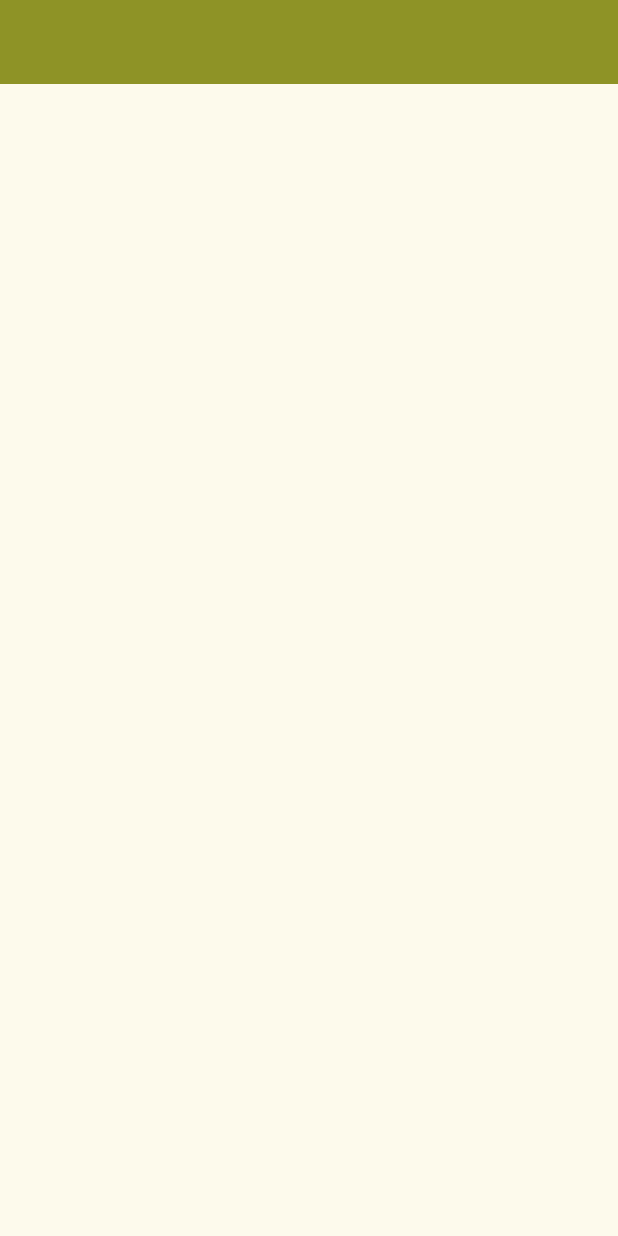
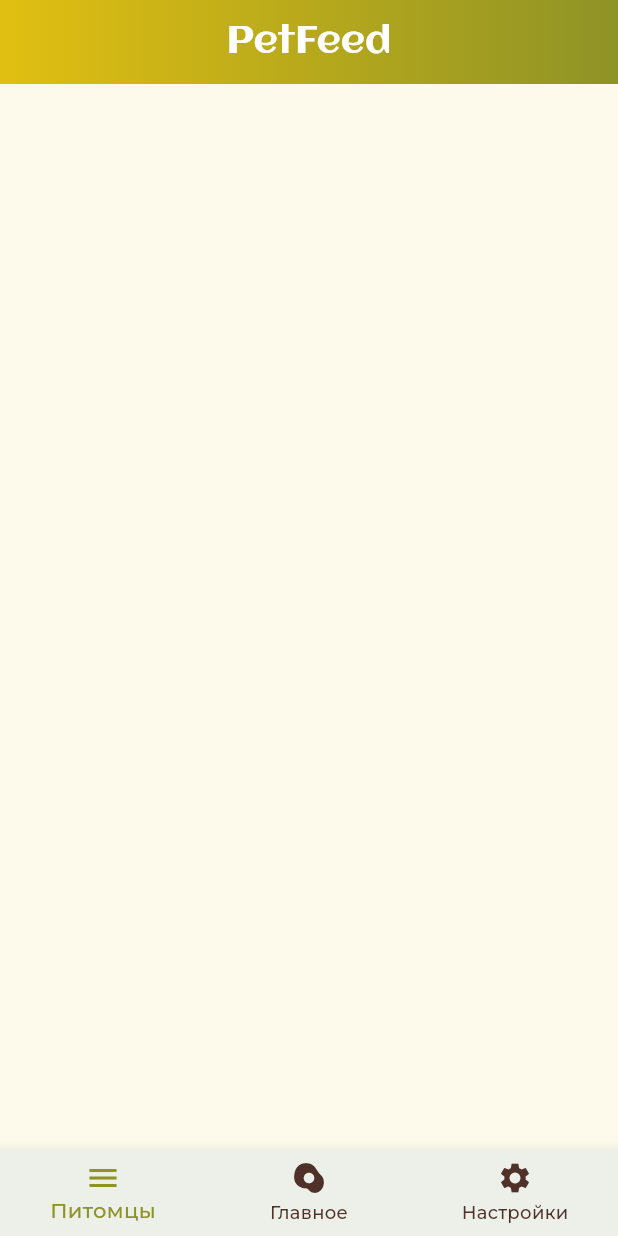
Before and after one commit to vdovikova/PetFeed, a Flutter app: the screen it shows after launch, on a phone screen of 412 x 824 dp. Run offline on Flutter 3.47's test engine with Material 3 defaults, Android fonts, the phone set to English and light mode, and no system bars; project files that could hold a hidden picture were left out.

Commit message:
Added prototype of app- and navigation bar

```diff
--- a/pet_feed/lib/design/colors.dart
+++ b/pet_feed/lib/design/colors.dart
@@ -7,3 +7,5 @@ const Color mainGreenColor = Color(0xFF8E9326);
 const Color textColor = Color(0xFF4F3129);
 const Color bottomNavBarColor = Color(0xFFEDF0E8);
 const Color dangerColor = Color(0xFFE64646);
+
+final gradientColorList = <Color>[mainYellowColor, mainGreenColor];
--- a/pet_feed/lib/main.dart
+++ b/pet_feed/lib/main.dart
@@ -9,7 +9,6 @@ void main() {
 class MyApp extends StatelessWidget {
   const MyApp({super.key});
 
-  // This widget is the root of your application.
   @override
   Widget build(BuildContext context) {
     return MaterialApp(
@@ -19,6 +18,6 @@ class MyApp extends StatelessWidget {
           useMaterial3: true,
         ),
         home: const HomePage(),
-    );
+        debugShowCheckedModeBanner: false);
   }
 }
--- a/pet_feed/lib/profile_page.dart
+++ b/pet_feed/lib/profile_page.dart
@@ -1,5 +1,8 @@
+import 'dart:ui';
+
+import 'package:flutter/cupertino.dart';
 import 'package:flutter/material.dart';
-import 'package:pet_feed/main.dart';
+import 'package:flutter/widgets.dart';
 import 'package:pet_feed/design/colors.dart';
 
 class HomePage extends StatelessWidget {
@@ -7,14 +10,46 @@ class HomePage extends StatelessWidget {
 
   @override
   Widget build(BuildContext context) {
-    final theme = Theme.of(context);
-    return const Scaffold(
-        body: CustomScrollView(
-      slivers: [
-        SliverAppBar(
-          backgroundColor: mainGreenColor,
-        )
-      ],
-    ));
+    return Scaffold(
+      body: CustomScrollView(
+        slivers: <Widget>[
+          SliverAppBar(
+            pinned: true,
+            snap: true,
+            floating: true,
+            flexibleSpace: Container(
+              decoration: const BoxDecoration(
+                gradient: LinearGradient(
+                  colors: [
+                    mainYellowColor,
+                    mainGreenColor,
+                  ],
+                ),
+              ),
+            ),
+            centerTitle: true,
+            title: const Text(
+              'PetFeed',
+              textAlign: TextAlign.center,
+              style: TextStyle(
+                  color: mainWhiteColor, fontSize: 25, fontFamily: 'Aclonica'),
+            ),
+          ),
+        ],
+      ),
+      bottomNavigationBar: BottomNavigationBar(
+        items: const [
+          BottomNavigationBarItem(icon: Icon(Icons.menu), label: 'Питомцы'),
+          BottomNavigationBarItem(icon: Icon(Icons.egg_alt), label: 'Главное'),
+          BottomNavigationBarItem(
+              icon: Icon(Icons.settings), label: 'Настройки'),
+        ],
+        selectedLabelStyle: const TextStyle(fontFamily: 'Montserrat'),
+        unselectedLabelStyle: const TextStyle(fontFamily: 'Montserrat'),
+        backgroundColor: bottomNavBarColor,
+        unselectedItemColor: textColor,
+        selectedItemColor: mainGreenColor,
+      ),
+    );
   }
 }
--- /dev/null
+++ b/pet_feed/lib/theme/app_decoration.dart
@@ -0,0 +1,21 @@
+import 'package:flutter/material.dart';
+
+class BorderRadiusStyle {
+  // Custom borders
+  static BorderRadius get customBorderBL20 => BorderRadius.vertical(
+        bottom: Radius.circular(20),
+      );
+  static BorderRadius get customBorderTL20 => BorderRadius.vertical(
+        top: Radius.circular(20),
+      );
+// Rounded borders
+  static BorderRadius get roundedBorder13 => BorderRadius.circular(
+        13,
+      );
+  static BorderRadius get roundedBorder20 => BorderRadius.circular(
+        20,
+      );
+  static BorderRadius get roundedBorder28 => BorderRadius.circular(
+        28,
+      );
+}
```
Also changed, not shown: pet_feed/pubspec.yaml (+24 -60 lines), pet_feed/assets/fonts/Aclonica-Regular.ttf (added), pet_feed/assets/fonts/MontserratBold.ttf (added), pet_feed/assets/fonts/MontserratExtraBold.ttf (added), pet_feed/assets/fonts/MontserratMedium.ttf (added), pet_feed/assets/fonts/MontserratRegular.ttf (added), pet_feed/assets/fonts/MontserratRomanSemiBold.ttf (added), pet_feed/assets/fonts/MontserratSemiBold.ttf (added), pet_feed/assets/fonts/RobotoMedium.ttf (added), pet_feed/assets/img/background.png (added), pet_feed/assets/img/footprint.svg (added), pet_feed/assets/img/logo_Icon.svg (added). Lines whose indentation alone changed are shown as unchanged.
